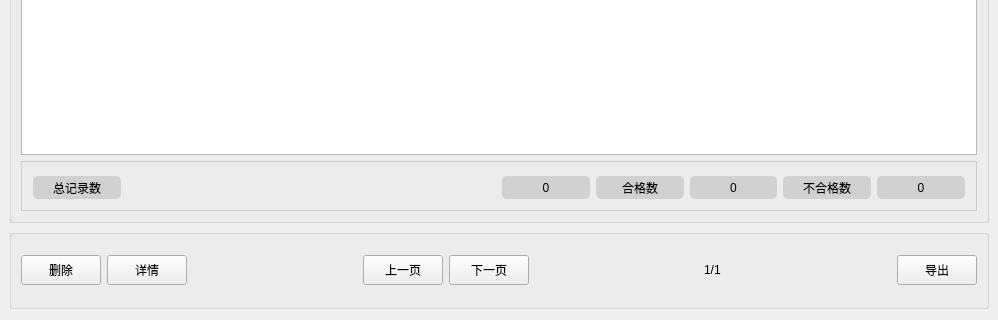
Above: Form/dataform.ui from qweqewqweqew/WeldSight before the change; both pictures show x 0 to 998 and y 370 to 690 of the 998 by 690 pixel window. Below: the same form after it.
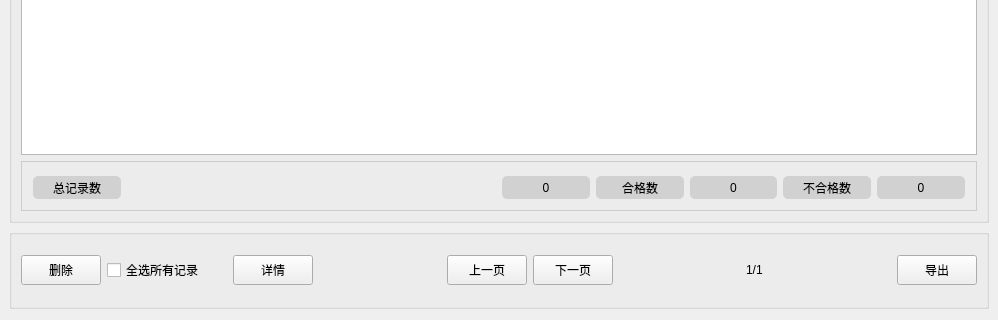
That is the form after the change.

Commit message: feat(history): select all queried records

The edit to the form file:
```diff
--- a/Form/dataform.ui
+++ b/Form/dataform.ui
@@ -426,7 +426,7 @@
       <string/>
      </property>
      <layout class="QGridLayout" name="gridLayout_3">
-      <item row="0" column="5">
+      <item row="0" column="6">
        <spacer name="horizontalSpacer_3">
         <property name="orientation">
          <enum>Qt::Horizontal</enum>
@@ -439,7 +439,7 @@
         </property>
        </spacer>
       </item>
-      <item row="0" column="4">
+      <item row="0" column="5">
        <widget class="QPushButton" name="Bt_NextPage">
         <property name="minimumSize">
          <size>
@@ -465,20 +465,36 @@
         </property>
        </widget>
       </item>
-      <item row="0" column="2">
-       <spacer name="horizontalSpacer">
-        <property name="orientation">
-         <enum>Qt::Horizontal</enum>
-        </property>
-        <property name="sizeHint" stdset="0">
-         <size>
-          <width>40</width>
-          <height>20</height>
-         </size>
-        </property>
-       </spacer>
-      </item>
       <item row="0" column="1">
+       <widget class="QCheckBox" name="cb_SelectAllResults">
+        <property name="minimumSize">
+         <size>
+          <width>120</width>
+          <height>30</height>
+         </size>
+        </property>
+        <property name="toolTip">
+         <string>勾选当前查询条件下的全部记录，仅用于删除</string>
+        </property>
+        <property name="text">
+         <string>全选所有记录</string>
+        </property>
+       </widget>
+      </item>
+      <item row="0" column="3">
+       <spacer name="horizontalSpacer">
+        <property name="orientation">
+         <enum>Qt::Horizontal</enum>
+        </property>
+        <property name="sizeHint" stdset="0">
+         <size>
+          <width>40</width>
+          <height>20</height>
+         </size>
+        </property>
+       </spacer>
+      </item>
+      <item row="0" column="2">
        <widget class="QPushButton" name="Bt_Search">
         <property name="minimumSize">
          <size>
@@ -491,7 +507,7 @@
         </property>
        </widget>
       </item>
-      <item row="0" column="8">
+      <item row="0" column="9">
        <widget class="QPushButton" name="Bt_Export">
         <property name="minimumSize">
          <size>
@@ -504,14 +520,14 @@
         </property>
        </widget>
       </item>
-      <item row="0" column="6">
+      <item row="0" column="7">
        <widget class="QLabel" name="labPage">
         <property name="text">
          <string>1/1</string>
         </property>
        </widget>
       </item>
-      <item row="0" column="7">
+      <item row="0" column="8">
        <spacer name="horizontalSpacer_2">
         <property name="orientation">
          <enum>Qt::Horizontal</enum>
@@ -524,7 +540,7 @@
         </property>
        </spacer>
       </item>
-      <item row="0" column="3">
+      <item row="0" column="4">
        <widget class="QPushButton" name="Bt_PrePage">
         <property name="minimumSize">
          <size>
```
The commit also changes 3 other files.
